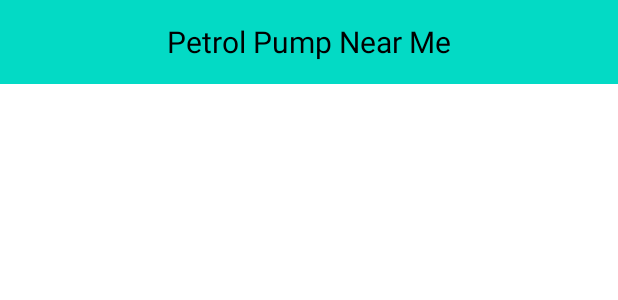
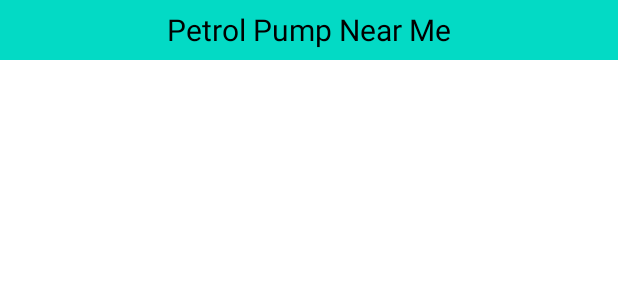
Before and after one commit to jithutagore/petrolpumb, an Android app: the layout activity_main.xml on its own in the app's theme, with its tools: preview values and no code run, on a phone screen of 412 x 824 dp. Shown: the top 300 px of the screen. Run offline under Robolectric (Android 15) with nearby library versions, the phone set to English and light mode, and no system bars.

Commit message:
23:01 update

```diff
--- a/app/build.gradle
+++ b/app/build.gradle
@@ -40,5 +40,6 @@ dependencies {
     implementation 'org.jetbrains:annotations:15.0'
     implementation 'org.jsoup:jsoup:1.14.3'
     implementation 'com.squareup.picasso:picasso:2.71828'
+    implementation 'com.android.support:design:28.0.0'
 
 }
--- a/app/src/main/res/layout/activity_main.xml
+++ b/app/src/main/res/layout/activity_main.xml
@@ -1,14 +1,17 @@
 <?xml version="1.0" encoding="utf-8"?>
-<LinearLayout xmlns:android="http://schemas.android.com/apk/res/android"
+<androidx.drawerlayout.widget.DrawerLayout xmlns:android="http://schemas.android.com/apk/res/android"
     xmlns:app="http://schemas.android.com/apk/res-auto"
     xmlns:tools="http://schemas.android.com/tools"
     android:layout_width="match_parent"
     android:layout_height="match_parent"
-    tools:context=".MainActivity"
+    tools:context=".MainActivity">
+    <LinearLayout
+        android:layout_width="match_parent"
+        android:layout_height="match_parent"
         android:orientation="vertical">
         <androidx.appcompat.widget.Toolbar
             android:layout_width="match_parent"
-        android:layout_height="wrap_content"
+            android:layout_height="40dp"
             android:background="@color/teal_200">
             <TextView
                 android:layout_width="wrap_content"
@@ -20,12 +23,22 @@
 
                 />
         </androidx.appcompat.widget.Toolbar>
-
         <androidx.recyclerview.widget.RecyclerView
             android:id="@+id/recyclerView_id"
             android:layout_width="match_parent"
             android:layout_height="match_parent"
             app:layoutManager="androidx.recyclerview.widget.GridLayoutManager"
             android:focusableInTouchMode="true"/>
+    </LinearLayout>
+    <com.google.android.material.navigation.NavigationView
+        android:layout_width="match_parent"
+        android:layout_height="match_parent"
+        app:headerLayout="@layout/drawer_header"
+        app:menu="@menu/menu"
+        android:layout_marginTop="40dp"
+        android:layout_gravity="start"/>
 
-</LinearLayout>
+
+
+
+</androidx.drawerlayout.widget.DrawerLayout>
--- a/app/src/main/res/menu/menu.xml
+++ b/app/src/main/res/menu/menu.xml
@@ -1,11 +1,11 @@
 <?xml version="1.0" encoding="utf-8"?>
 <menu xmlns:android="http://schemas.android.com/apk/res/android">
     <item
-        android:title="home"
+        android:title="@string/home"
         android:id="@+id/home"
         android:icon="@drawable/ic_action_name"/>
     <item android:id="@+id/about"
-        android:title="about"
+        android:title="@string/about"
         android:icon="@drawable/ic_action_info"/>
 
 </menu>
--- a/app/src/main/res/values/strings.xml
+++ b/app/src/main/res/values/strings.xml
@@ -1,3 +1,7 @@
 <resources>
     <string name="app_name">petrol pump</string>
+    <string name="home">home</string>
+    <string name="about">about</string>
+    <string name="open_drawer">open drawer</string>
+    <string name="close_drawer">close drawer</string>
 </resources>
```
Also changed, not shown: app/src/main/res/layout/drawer_header.xml (added, +21 -0 lines), app/src/main/res/drawable/petrolpumplogo.jpg (added). Lines whose indentation alone changed are shown as unchanged.
